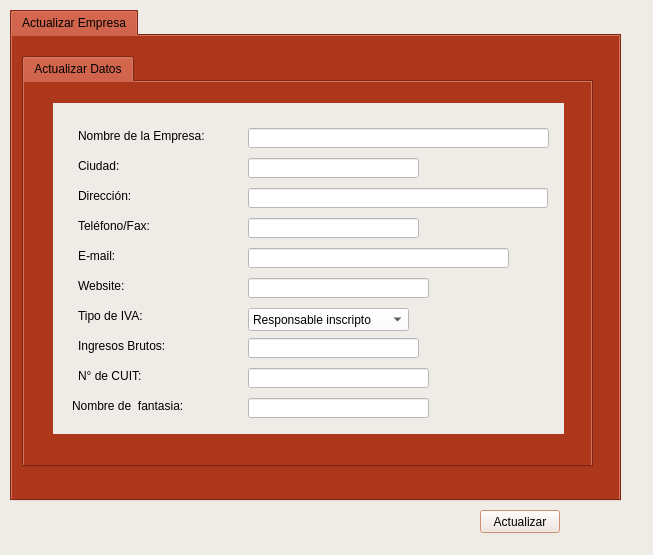
Qt form form_empresa_datos_actualizar.ui (blueautomatic/Slam_Sistema_creditos) before a commit.
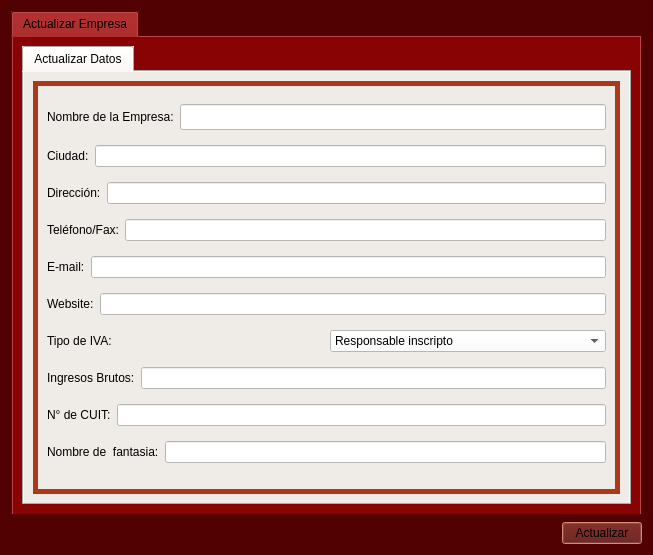
The same form after that commit. Icons and pictures are not drawn.

Diff of the .ui file:
```diff
--- a/form_empresa_datos_actualizar.ui
+++ b/form_empresa_datos_actualizar.ui
@@ -25,9 +25,9 @@
      <colorrole role="Button">
       <brush brushstyle="SolidPattern">
        <color alpha="255">
-        <red>239</red>
-        <green>235</green>
-        <blue>231</blue>
+        <red>81</red>
+        <green>1</green>
+        <blue>1</blue>
        </color>
       </brush>
      </colorrole>
@@ -97,18 +97,18 @@
      <colorrole role="Base">
       <brush brushstyle="SolidPattern">
        <color alpha="255">
-        <red>239</red>
-        <green>235</green>
-        <blue>231</blue>
+        <red>81</red>
+        <green>1</green>
+        <blue>1</blue>
        </color>
       </brush>
      </colorrole>
      <colorrole role="Window">
       <brush brushstyle="SolidPattern">
        <color alpha="255">
-        <red>239</red>
-        <green>235</green>
-        <blue>231</blue>
+        <red>81</red>
+        <green>1</green>
+        <blue>1</blue>
        </color>
       </brush>
      </colorrole>
@@ -130,6 +130,15 @@
        </color>
       </brush>
      </colorrole>
+     <colorrole role="HighlightedText">
+      <brush brushstyle="SolidPattern">
+       <color alpha="255">
+        <red>0</red>
+        <green>0</green>
+        <blue>0</blue>
+       </color>
+      </brush>
+     </colorrole>
      <colorrole role="AlternateBase">
       <brush brushstyle="SolidPattern">
        <color alpha="255">
@@ -171,9 +180,9 @@
      <colorrole role="Button">
       <brush brushstyle="SolidPattern">
        <color alpha="255">
-        <red>239</red>
-        <green>235</green>
-        <blue>231</blue>
+        <red>81</red>
+        <green>1</green>
+        <blue>1</blue>
        </color>
       </brush>
      </colorrole>
@@ -243,18 +252,18 @@
      <colorrole role="Base">
       <brush brushstyle="SolidPattern">
        <color alpha="255">
-        <red>239</red>
-        <green>235</green>
-        <blue>231</blue>
+        <red>81</red>
+        <green>1</green>
+        <blue>1</blue>
        </color>
       </brush>
      </colorrole>
      <colorrole role="Window">
       <brush brushstyle="SolidPattern">
        <color alpha="255">
-        <red>239</red>
-        <green>235</green>
-        <blue>231</blue>
+        <red>81</red>
+        <green>1</green>
+        <blue>1</blue>
        </color>
       </brush>
      </colorrole>
@@ -276,6 +285,15 @@
        </color>
       </brush>
      </colorrole>
+     <colorrole role="HighlightedText">
+      <brush brushstyle="SolidPattern">
+       <color alpha="255">
+        <red>0</red>
+        <green>0</green>
+        <blue>0</blue>
+       </color>
+      </brush>
+     </colorrole>
      <colorrole role="AlternateBase">
       <brush brushstyle="SolidPattern">
        <color alpha="255">
@@ -308,18 +326,18 @@
      <colorrole role="WindowText">
       <brush brushstyle="SolidPattern">
        <color alpha="255">
-        <red>103</red>
-        <green>103</green>
-        <blue>103</blue>
+        <red>0</red>
+        <green>0</green>
+        <blue>0</blue>
        </color>
       </brush>
      </colorrole>
      <colorrole role="Button">
       <brush brushstyle="SolidPattern">
        <color alpha="255">
-        <red>239</red>
-        <green>235</green>
-        <blue>231</blue>
+        <red>81</red>
+        <green>1</green>
+        <blue>1</blue>
        </color>
       </brush>
      </colorrole>
@@ -362,9 +380,9 @@
      <colorrole role="Text">
       <brush brushstyle="SolidPattern">
        <color alpha="255">
-        <red>103</red>
-        <green>103</green>
-        <blue>103</blue>
+        <red>0</red>
+        <green>0</green>
+        <blue>0</blue>
        </color>
       </brush>
      </colorrole>
@@ -380,27 +398,27 @@
      <colorrole role="ButtonText">
       <brush brushstyle="SolidPattern">
        <color alpha="255">
-        <red>103</red>
-        <green>103</green>
-        <blue>103</blue>
+        <red>0</red>
+        <green>0</green>
+        <blue>0</blue>
        </color>
       </brush>
      </colorrole>
      <colorrole role="Base">
       <brush brushstyle="SolidPattern">
        <color alpha="255">
-        <red>239</red>
-        <green>235</green>
-        <blue>231</blue>
+        <red>81</red>
+        <green>1</green>
+        <blue>1</blue>
        </color>
       </brush>
      </colorrole>
      <colorrole role="Window">
       <brush brushstyle="SolidPattern">
        <color alpha="255">
-        <red>239</red>
-        <green>235</green>
-        <blue>231</blue>
+        <red>81</red>
+        <green>1</green>
+        <blue>1</blue>
        </color>
       </brush>
      </colorrole>
@@ -422,6 +440,15 @@
        </color>
       </brush>
      </colorrole>
+     <colorrole role="HighlightedText">
+      <brush brushstyle="SolidPattern">
+       <color alpha="255">
+        <red>0</red>
+        <green>0</green>
+        <blue>0</blue>
+       </color>
+      </brush>
+     </colorrole>
      <colorrole role="AlternateBase">
       <brush brushstyle="SolidPattern">
        <color alpha="255">
@@ -456,21 +483,19 @@
    <string>Datos empresa actualizar</string>
   </property>
   <property name="styleSheet">
-   <string notr="true">selection-background-color: rgb(255, 170, 127);
-background-color: rgb(239, 235, 231);</string>
+   <string notr="true">font: 75 10pt &quot;KacstOne&quot;;
+selection-background-color: rgb(255, 170, 127);
+color: rgb(0, 0, 0);
+background-color: rgb(81, 1, 1);
+selection-color: rgb(0, 0, 0);</string>
   </property>
+  <layout class="QGridLayout" name="gridLayout_4">
+   <item row="0" column="0">
   <widget class="QTabWidget" name="tabWidget">
-   <property name="geometry">
-    <rect>
-     <x>10</x>
-     <y>10</y>
-     <width>611</width>
-     <height>491</height>
-    </rect>
-   </property>
    <property name="styleSheet">
-    <string notr="true">background-color: rgb(172, 55, 26);
-font:  11pt &quot;KacstOne&quot;;</string>
+      <string notr="true">background-color: rgba(136, 3, 3);
+
+</string>
    </property>
    <widget class="QWidget" name="tab_2">
     <attribute name="icon">
@@ -480,38 +505,11 @@
     <attribute name="title">
      <string>Actualizar Empresa</string>
     </attribute>
+      <layout class="QGridLayout" name="gridLayout_3">
+       <item row="0" column="0">
     <widget class="QTabWidget" name="tabWidget_2">
-     <property name="geometry">
-      <rect>
-       <x>10</x>
-       <y>20</y>
-       <width>571</width>
-       <height>411</height>
-      </rect>
-     </property>
      <property name="styleSheet">
       <string notr="true">background-color: rgb(239, 235, 231);
-font:  10pt &quot;KacstOne&quot;;
-QLabel{
-background-color: rgb(239, 235, 231);
-}
-
-QLineEdit{
-background-color: rgb(255, 255, 255);
-}
-
-QTextEdit{
-background-color: rgb(255, 255, 255);
-}
-
-QComboBox{
-background-color: rgb(255, 255, 255);
-}
-
-QDateEdit{
-background-color: rgb(255, 255, 255);
-}
-
 </string>
      </property>
      <property name="currentIndex">
@@ -525,15 +523,9 @@
       <attribute name="title">
        <string>Actualizar Datos</string>
       </attribute>
+          <layout class="QGridLayout" name="gridLayout_2">
+           <item row="0" column="0">
       <widget class="QGroupBox" name="groupBox">
-       <property name="geometry">
-        <rect>
-         <x>24</x>
-         <y>16</y>
-         <width>521</width>
-         <height>341</height>
-        </rect>
-       </property>
        <property name="acceptDrops">
         <bool>true</bool>
        </property>
@@ -573,163 +565,23 @@
        <property name="title">
         <string/>
        </property>
-       <widget class="QLineEdit" name="lne_ciudad">
-        <property name="geometry">
-         <rect>
-          <x>200</x>
-          <y>60</y>
-          <width>171</width>
-          <height>20</height>
-         </rect>
-        </property>
-        <property name="text">
-         <string/>
-        </property>
-       </widget>
-       <widget class="QLineEdit" name="lne_ingresos_brutos">
-        <property name="geometry">
-         <rect>
-          <x>200</x>
-          <y>240</y>
-          <width>171</width>
-          <height>20</height>
-         </rect>
-        </property>
-        <property name="text">
-         <string/>
-        </property>
-       </widget>
-       <widget class="QLineEdit" name="lne_website">
-        <property name="geometry">
-         <rect>
-          <x>200</x>
-          <y>180</y>
-          <width>181</width>
-          <height>20</height>
-         </rect>
-        </property>
-        <property name="text">
-         <string/>
-        </property>
-       </widget>
-       <widget class="QLineEdit" name="lne_telefono">
-        <property name="geometry">
-         <rect>
-          <x>200</x>
-          <y>120</y>
-          <width>171</width>
-          <height>20</height>
-         </rect>
-        </property>
-        <property name="text">
-         <string/>
-        </property>
-       </widget>
-       <widget class="QLabel" name="label_48">
-        <property name="geometry">
-         <rect>
-          <x>24</x>
-          <y>300</y>
-          <width>141</width>
-          <height>16</height>
-         </rect>
-        </property>
-        <property name="text">
-         <string>Nombre de  fantasia:</string>
-        </property>
-       </widget>
-       <widget class="QLineEdit" name="lne_email">
-        <property name="geometry">
-         <rect>
-          <x>200</x>
-          <y>150</y>
-          <width>261</width>
-          <height>20</height>
-         </rect>
-        </property>
-        <property name="text">
-         <string/>
-        </property>
-       </widget>
-       <widget class="QLabel" name="label_40">
-        <property name="geometry">
-         <rect>
-          <x>30</x>
-          <y>60</y>
-          <width>141</width>
-          <height>16</height>
-         </rect>
-        </property>
-        <property name="text">
-         <string>Ciudad:</string>
-        </property>
-       </widget>
-       <widget class="QLabel" name="label_47">
-        <property name="geometry">
-         <rect>
-          <x>30</x>
-          <y>270</y>
-          <width>141</width>
-          <height>16</height>
-         </rect>
-        </property>
-        <property name="text">
-         <string>N° de CUIT:</string>
-        </property>
-       </widget>
-       <widget class="QLabel" name="label_42">
-        <property name="geometry">
-         <rect>
-          <x>30</x>
-          <y>120</y>
-          <width>141</width>
-          <height>16</height>
-         </rect>
-        </property>
-        <property name="text">
-         <string>Teléfono/Fax:</string>
-        </property>
-       </widget>
+             <layout class="QGridLayout" name="gridLayout">
+              <item row="0" column="0">
+               <layout class="QHBoxLayout" name="horizontalLayout">
+                <item>
        <widget class="QLabel" name="label_39">
-        <property name="geometry">
-         <rect>
-          <x>30</x>
-          <y>30</y>
-          <width>151</width>
-          <height>16</height>
-         </rect>
-        </property>
         <property name="text">
          <string>Nombre de la Empresa:</string>
         </property>
        </widget>
-       <widget class="QLineEdit" name="lne_direccion">
-        <property name="geometry">
-         <rect>
-          <x>200</x>
-          <y>90</y>
-          <width>300</width>
-          <height>20</height>
-         </rect>
-        </property>
-        <property name="text">
-         <string/>
-        </property>
-       </widget>
+                </item>
+                <item>
        <widget class="QLineEdit" name="lne_nombre">
-        <property name="geometry">
-         <rect>
-          <x>200</x>
-          <y>30</y>
-          <width>301</width>
-          <height>20</height>
-         </rect>
-        </property>
         <property name="font">
          <font>
           <family>KacstOne</family>
           <pointsize>10</pointsize>
-          <weight>50</weight>
+                    <weight>9</weight>
           <italic>false</italic>
           <bold>false</bold>
          </font>
@@ -738,41 +590,110 @@
          <string/>
         </property>
        </widget>
+                </item>
+               </layout>
+              </item>
+              <item row="1" column="0">
+               <layout class="QHBoxLayout" name="horizontalLayout_2">
+                <item>
+                 <widget class="QLabel" name="label_40">
+                  <property name="text">
+                   <string>Ciudad:</string>
+                  </property>
+                 </widget>
+                </item>
+                <item>
+                 <widget class="QLineEdit" name="lne_ciudad">
+                  <property name="text">
+                   <string/>
+                  </property>
+                 </widget>
+                </item>
+               </layout>
+              </item>
+              <item row="2" column="0">
+               <layout class="QHBoxLayout" name="horizontalLayout_3">
+                <item>
+                 <widget class="QLabel" name="label_41">
+                  <property name="text">
+                   <string>Dirección:</string>
+                  </property>
+                 </widget>
+                </item>
+                <item>
+                 <widget class="QLineEdit" name="lne_direccion">
+                  <property name="text">
+                   <string/>
+                  </property>
+                 </widget>
+                </item>
+               </layout>
+              </item>
+              <item row="3" column="0">
+               <layout class="QHBoxLayout" name="horizontalLayout_4">
+                <item>
+                 <widget class="QLabel" name="label_42">
+                  <property name="text">
+                   <string>Teléfono/Fax:</string>
+                  </property>
+                 </widget>
+                </item>
+                <item>
+                 <widget class="QLineEdit" name="lne_telefono">
+                  <property name="text">
+                   <string/>
+                  </property>
+                 </widget>
+                </item>
+               </layout>
+              </item>
+              <item row="4" column="0">
+               <layout class="QHBoxLayout" name="horizontalLayout_5">
+                <item>
        <widget class="QLabel" name="label_43">
-        <property name="geometry">
-         <rect>
-          <x>30</x>
-          <y>150</y>
-          <width>141</width>
-          <height>16</height>
-         </rect>
-        </property>
         <property name="text">
          <string>E-mail:</string>
         </property>
        </widget>
-       <widget class="QLineEdit" name="lne_cuit">
-        <property name="geometry">
-         <rect>
-          <x>200</x>
-          <y>270</y>
-          <width>181</width>
-          <height>20</height>
-         </rect>
-        </property>
+                </item>
+                <item>
+                 <widget class="QLineEdit" name="lne_email">
+                  <property name="text">
+                   <string/>
+                  </property>
+                 </widget>
+                </item>
+               </layout>
+              </item>
+              <item row="5" column="0">
+               <layout class="QHBoxLayout" name="horizontalLayout_6">
+                <item>
+                 <widget class="QLabel" name="label_44">
         <property name="text">
+                   <string>Website:</string>
+                  </property>
+                 </widget>
+                </item>
+                <item>
+                 <widget class="QLineEdit" name="lne_website">
+                  <property name="text">
          <string/>
         </property>
        </widget>
+                </item>
+               </layout>
+              </item>
+              <item row="6" column="0">
+               <layout class="QHBoxLayout" name="horizontalLayout_7">
+                <item>
+                 <widget class="QLabel" name="label_45">
+                  <property name="text">
+                   <string>Tipo de IVA:</string>
+                  </property>
+                 </widget>
+                </item>
+                <item>
        <widget class="QComboBox" name="cbx_tipo_iva">
-        <property name="geometry">
-         <rect>
-          <x>200</x>
-          <y>210</y>
-          <width>161</width>
-          <height>23</height>
-         </rect>
-        </property>
         <item>
          <property name="text">
           <string>Responsable inscripto</string>
@@ -789,89 +710,82 @@
          </property>
         </item>
        </widget>
-       <widget class="QLabel" name="label_41">
-        <property name="geometry">
-         <rect>
-          <x>30</x>
-          <y>90</y>
-          <width>141</width>
-          <height>16</height>
-         </rect>
-        </property>
-        <property name="text">
-         <string>Dirección:</string>
-        </property>
-       </widget>
-       <widget class="QLabel" name="label_45">
-        <property name="geometry">
-         <rect>
-          <x>30</x>
-          <y>210</y>
-          <width>141</width>
-          <height>16</height>
-         </rect>
-        </property>
-        <property name="text">
-         <string>Tipo de IVA:</string>
-        </property>
-       </widget>
-       <widget class="QLabel" name="label_44">
-        <property name="geometry">
-         <rect>
-          <x>30</x>
-          <y>180</y>
-          <width>141</width>
-          <height>16</height>
-         </rect>
-        </property>
-        <property name="text">
-         <string>Website:</string>
-        </property>
-       </widget>
+                </item>
+               </layout>
+              </item>
+              <item row="7" column="0">
+               <layout class="QHBoxLayout" name="horizontalLayout_8">
+                <item>
        <widget class="QLabel" name="label_46">
-        <property name="geometry">
-         <rect>
-          <x>30</x>
-          <y>240</y>
-          <width>141</width>
-          <height>16</height>
-         </rect>
-        </property>
         <property name="text">
          <string>Ingresos Brutos:</string>
         </property>
        </widget>
+                </item>
+                <item>
+                 <widget class="QLineEdit" name="lne_ingresos_brutos">
+                  <property name="text">
+                   <string/>
+                  </property>
+                 </widget>
+                </item>
+               </layout>
+              </item>
+              <item row="8" column="0">
+               <layout class="QHBoxLayout" name="horizontalLayout_9">
+                <item>
+                 <widget class="QLabel" name="label_47">
+                  <property name="text">
+                   <string>N° de CUIT:</string>
+                  </property>
+                 </widget>
+                </item>
+                <item>
+                 <widget class="QLineEdit" name="lne_cuit">
+                  <property name="text">
+                   <string/>
+                  </property>
+                 </widget>
+                </item>
+               </layout>
+              </item>
+              <item row="9" column="0">
+               <layout class="QHBoxLayout" name="horizontalLayout_10">
+                <item>
+                 <widget class="QLabel" name="label_48">
+                  <property name="text">
+                   <string>Nombre de  fantasia:</string>
+                  </property>
+                 </widget>
+                </item>
+                <item>
        <widget class="QLineEdit" name="lne_nombre_fantasia">
-        <property name="geometry">
-         <rect>
-          <x>200</x>
-          <y>300</y>
-          <width>181</width>
-          <height>20</height>
-         </rect>
-        </property>
         <property name="text">
          <string/>
         </property>
        </widget>
-      </widget>
-     </widget>
-    </widget>
-   </widget>
-  </widget>
+                </item>
+               </layout>
+              </item>
+             </layout>
+            </widget>
+           </item>
+          </layout>
+         </widget>
+        </widget>
+       </item>
+      </layout>
+     </widget>
+    </widget>
+   </item>
+   <item row="1" column="0" alignment="Qt::AlignRight">
   <widget class="QPushButton" name="btn_actualizar">
-   <property name="geometry">
-    <rect>
-     <x>480</x>
-     <y>510</y>
-     <width>80</width>
-     <height>23</height>
-    </rect>
-   </property>
    <property name="text">
     <string>Actualizar</string>
    </property>
   </widget>
+   </item>
+  </layout>
  </widget>
  <resources/>
  <connections/>
```
Lines whose indentation alone changed are shown as unchanged.
